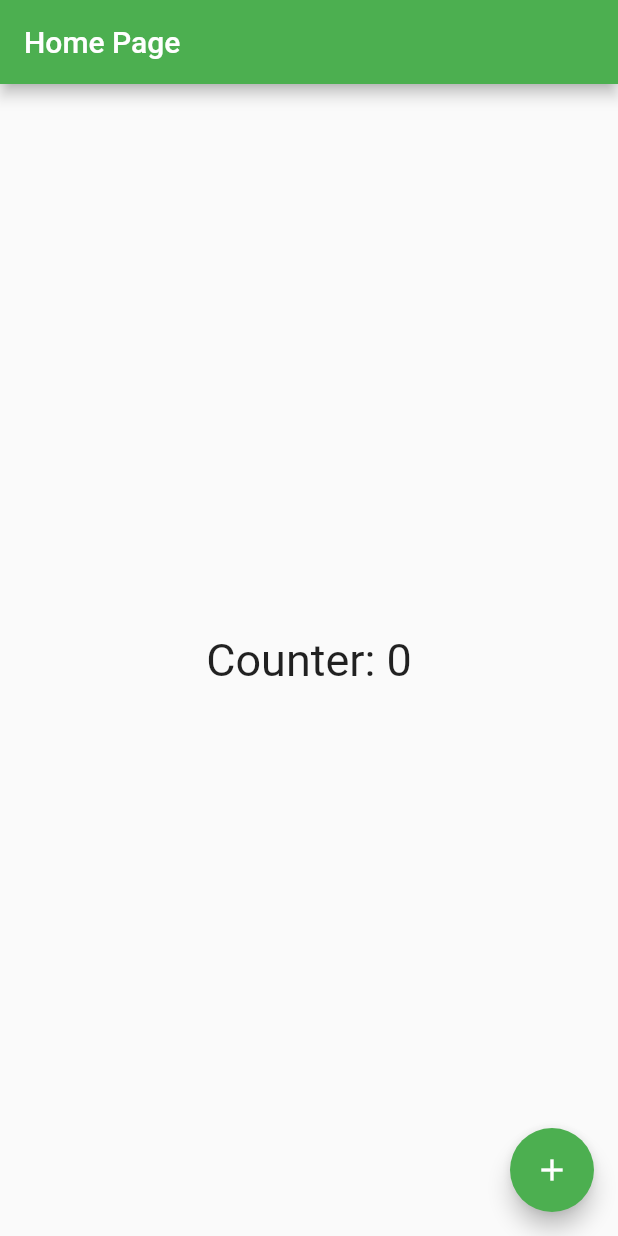
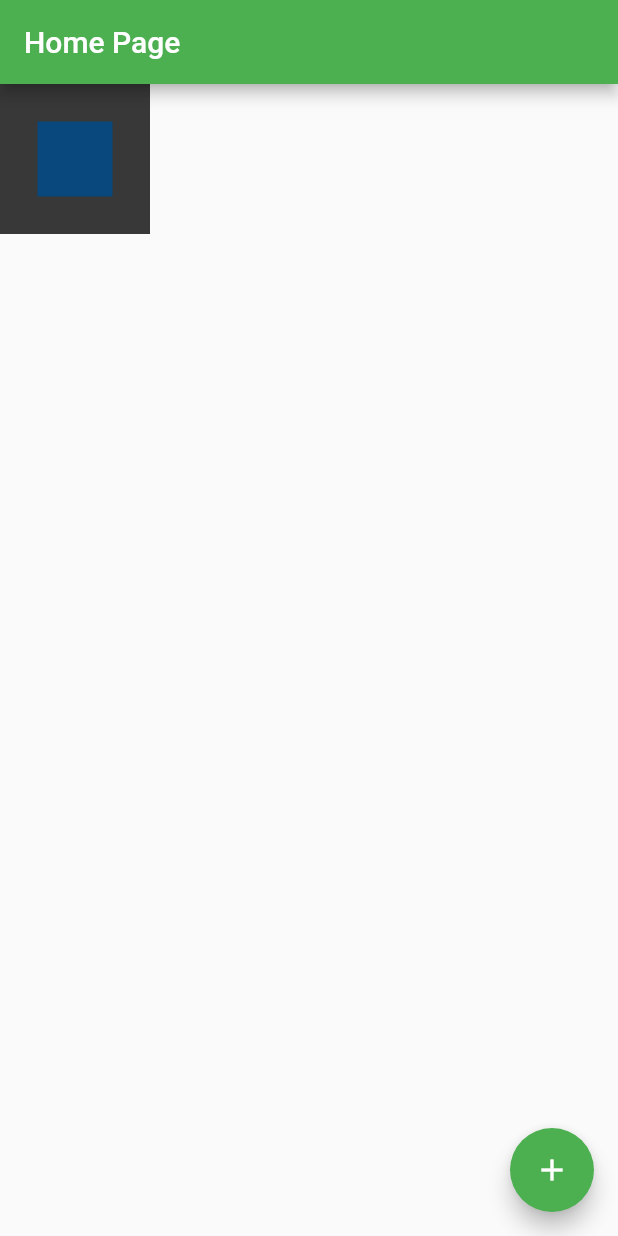
Before and after one commit to nunes262/first_project_flutter, a Flutter app: the screen it shows after launch, on a phone screen of 412 x 824 dp. Run offline on Flutter 3.47's test engine with Material 2 defaults, Android fonts, the phone set to English and light mode, and no system bars.

Commit message:
single render && multi render

```diff
--- a/lib/home_page.dart
+++ b/lib/home_page.dart
@@ -18,13 +18,18 @@ class HomePageState extends State<HomePage> {
       appBar: AppBar(
         title: const Text("Home Page"),
       ),
-      body: Center(
-          child: GestureDetector(
-        child: Text(
-          "Counter: $contado",
-          style: const TextStyle(fontSize: 30),
+      body: Container(
+        width: 100,
+        height: 100,
+        color: const Color.fromARGB(255, 56, 56, 56),
+        child: Center(
+          child: Container(
+            width: 50,
+            height: 50,
+            color: const Color.fromARGB(255, 8, 72, 124),
+          ),
         ),
-      )),
+      ),
       floatingActionButton: FloatingActionButton(
         child: const Icon(Icons.add),
         onPressed: () {
```
